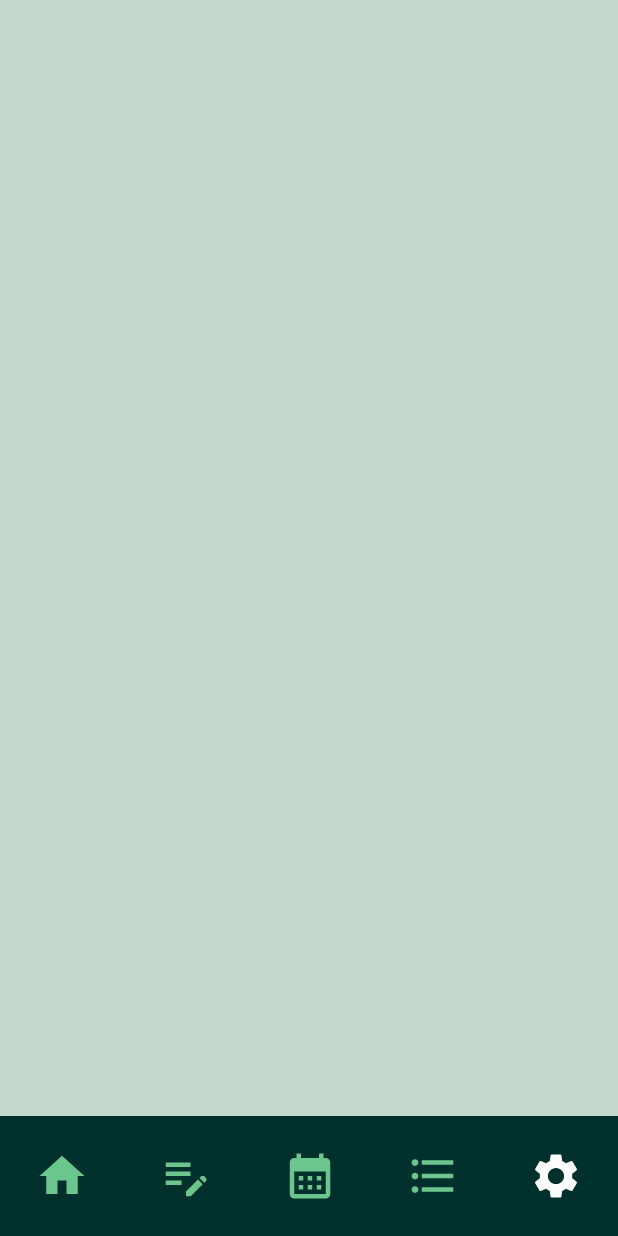
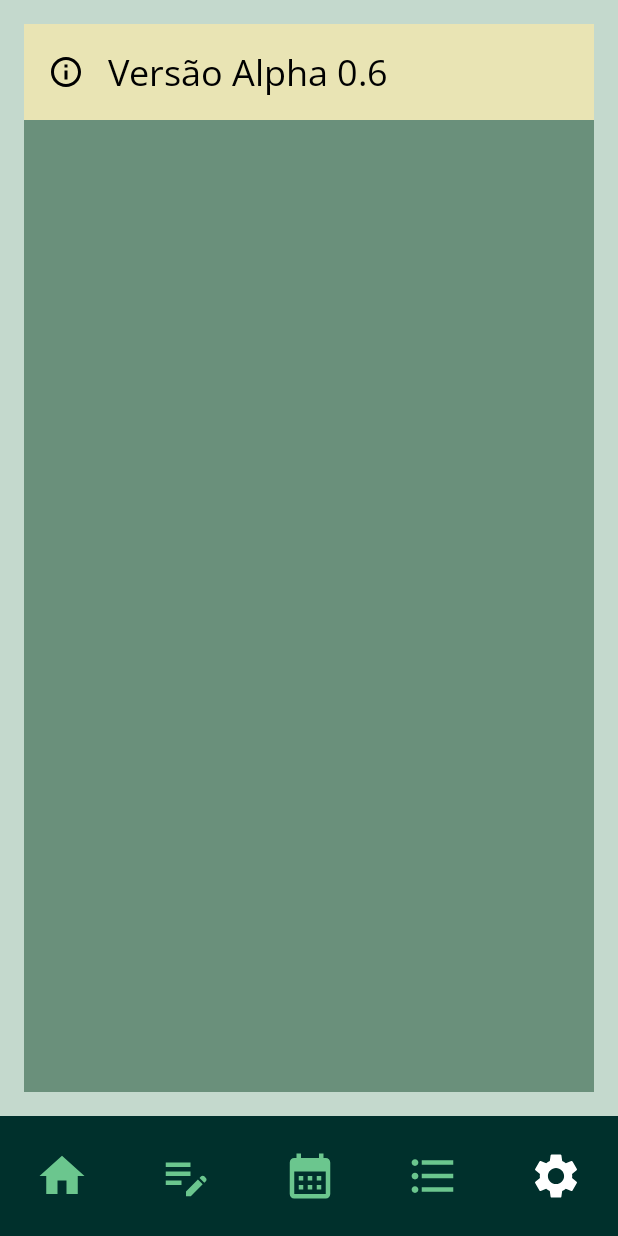
Before and after one commit to lannaanjos/Calendario-Cristata, an Android app built with Jetpack Compose: the screen it shows after launch (MainActivity), item 5 of the bottom bar chosen, on a phone screen of 412 x 824 dp. Run offline under Robolectric (Android 15) with nearby library versions, the phone set to English and light mode, and no system bars; pictures from the network do not load.

Commit message:
feat: começa a montar tela de configuração

```diff
--- a/app/src/main/res/layout/tela_configs.xml
+++ b/app/src/main/res/layout/tela_configs.xml
@@ -1,19 +1,26 @@
 <?xml version="1.0" encoding="utf-8"?>
-<LinearLayout
-    xmlns:android="http://schemas.android.com/apk/res/android"
+<FrameLayout xmlns:android="http://schemas.android.com/apk/res/android"
+    xmlns:app="http://schemas.android.com/apk/res-auto"
     android:layout_width="match_parent"
-    android:layout_height="wrap_content"
-    android:orientation="vertical"
+    android:layout_height="match_parent"
+    android:background="@color/cor_background"
     android:padding="16dp">
 
-    <TextView
-        android:id="@+id/tvNomeEvento"
+    <!-- painel verde que contém as linhas -->
+    <LinearLayout
+        android:id="@+id/painelConfig"
         android:layout_width="match_parent"
-        android:layout_height="wrap_content"
-        android:textSize="20sp" />
+        android:layout_height="match_parent"
+        android:background="@color/cor_painel_secundario"
+        android:orientation="vertical">
 
-    <TextView
-        android:id="@+id/tvDataLocal"
-        android:layout_width="match_parent"
-        android:layout_height="wrap_content" />
-</LinearLayout>
+        <!-- linha 1: versão (bege) -->
+        <TextView
+            android:id="@+id/txtVersao"
+            style="@style/LinhaConfig"
+            android:background="@color/cor_painel"
+            android:text="@string/config_versao"
+            app:drawableStartCompat="@drawable/ic_config_versao" />
+
+    </LinearLayout>
+</FrameLayout>
```
